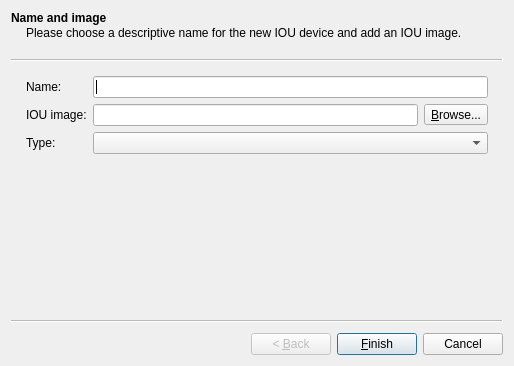
The window that gns3/modules/iou/ui/iou_device_wizard.ui (GNS3/gns3-gui) describes before a commit, drawn with Qt 5.
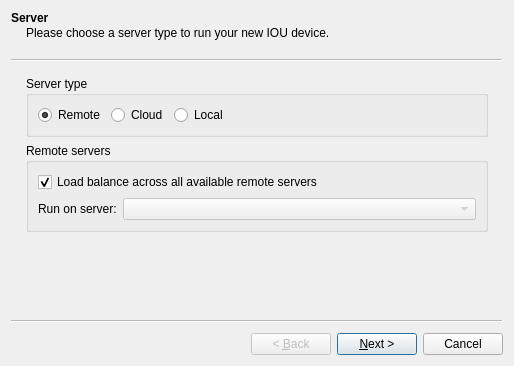
The same window after the commit.

Commit message: Remote servers and load-balancing (still things to improve).

The edit to the form file:
```diff
--- a/gns3/modules/iou/ui/iou_device_wizard.ui
+++ b/gns3/modules/iou/ui/iou_device_wizard.ui
@@ -16,6 +16,101 @@
   <property name="windowTitle">
    <string>New IOU device</string>
   </property>
+  <widget class="QWizardPage" name="uiServerWizardPage">
+   <property name="title">
+    <string>Server</string>
+   </property>
+   <property name="subTitle">
+    <string>Please choose a server type to run your new IOU device.</string>
+   </property>
+   <layout class="QGridLayout" name="gridLayout_2">
+    <item row="0" column="0">
+     <widget class="QGroupBox" name="uiServerTypeGroupBox">
+      <property name="title">
+       <string>Server type</string>
+      </property>
+      <layout class="QHBoxLayout" name="horizontalLayout">
+       <item>
+        <widget class="QRadioButton" name="uiRemoteRadioButton">
+         <property name="text">
+          <string>Remote</string>
+         </property>
+         <property name="checked">
+          <bool>true</bool>
+         </property>
+        </widget>
+       </item>
+       <item>
+        <widget class="QRadioButton" name="uiCloudRadioButton">
+         <property name="text">
+          <string>Cloud</string>
+         </property>
+        </widget>
+       </item>
+       <item>
+        <widget class="QRadioButton" name="uiLocalRadioButton">
+         <property name="text">
+          <string>Local</string>
+         </property>
+        </widget>
+       </item>
+       <item>
+        <spacer name="horizontalSpacer">
+         <property name="orientation">
+          <enum>Qt::Horizontal</enum>
+         </property>
+         <property name="sizeHint" stdset="0">
+          <size>
+           <width>40</width>
+           <height>20</height>
+          </size>
+         </property>
+        </spacer>
+       </item>
+      </layout>
+     </widget>
+    </item>
+    <item row="1" column="0">
+     <widget class="QGroupBox" name="uiRemoteServersGroupBox">
+      <property name="title">
+       <string>Remote servers</string>
+      </property>
+      <layout class="QGridLayout" name="gridLayout_7">
+       <item row="0" column="0" colspan="2">
+        <widget class="QCheckBox" name="uiLoadBalanceCheckBox">
+         <property name="text">
+          <string>Load balance across all available remote servers</string>
+         </property>
+         <property name="checked">
+          <bool>true</bool>
+         </property>
+        </widget>
+       </item>
+       <item row="1" column="0">
+        <widget class="QLabel" name="uiRemoteServersLabel">
+         <property name="text">
+          <string>Run on server:</string>
+         </property>
+        </widget>
+       </item>
+       <item row="1" column="1">
+        <widget class="QComboBox" name="uiRemoteServersComboBox">
+         <property name="enabled">
+          <bool>false</bool>
+         </property>
+         <property name="sizePolicy">
+          <sizepolicy hsizetype="Expanding" vsizetype="Fixed">
+           <horstretch>0</horstretch>
+           <verstretch>0</verstretch>
+          </sizepolicy>
+         </property>
+        </widget>
+       </item>
+      </layout>
+     </widget>
+    </item>
+   </layout>
+  </widget>
   <widget class="QWizardPage" name="uiNameImageWizardPage">
    <property name="title">
     <string>Name and image</string>
```
The commit also changes 36 other files.
